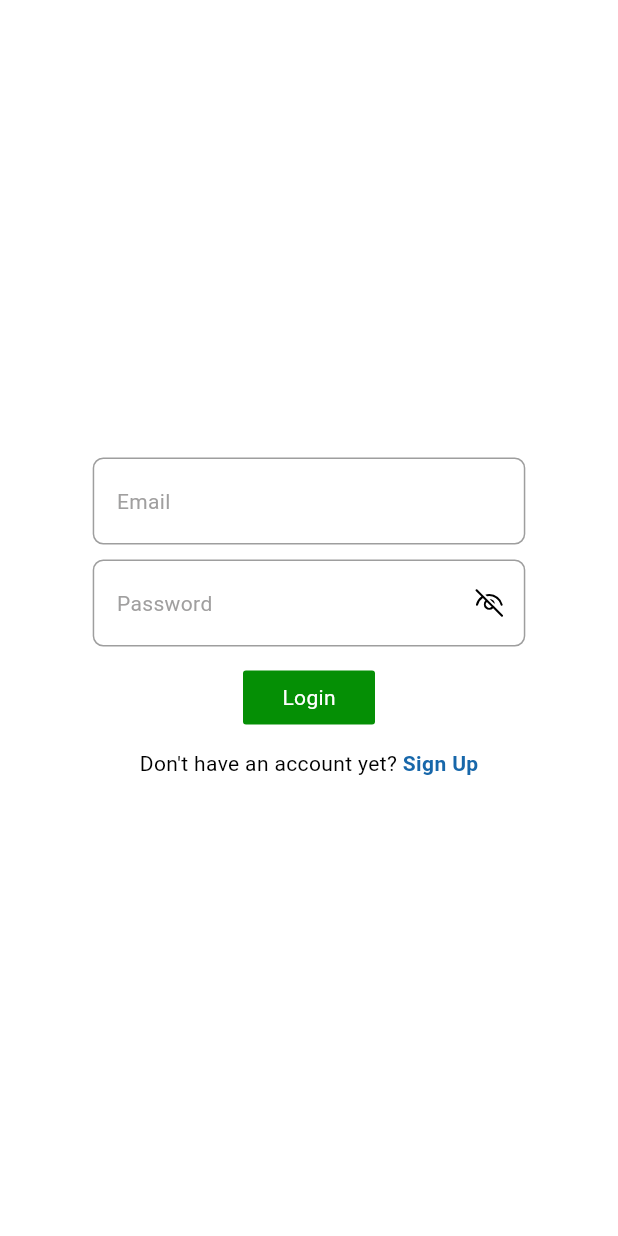
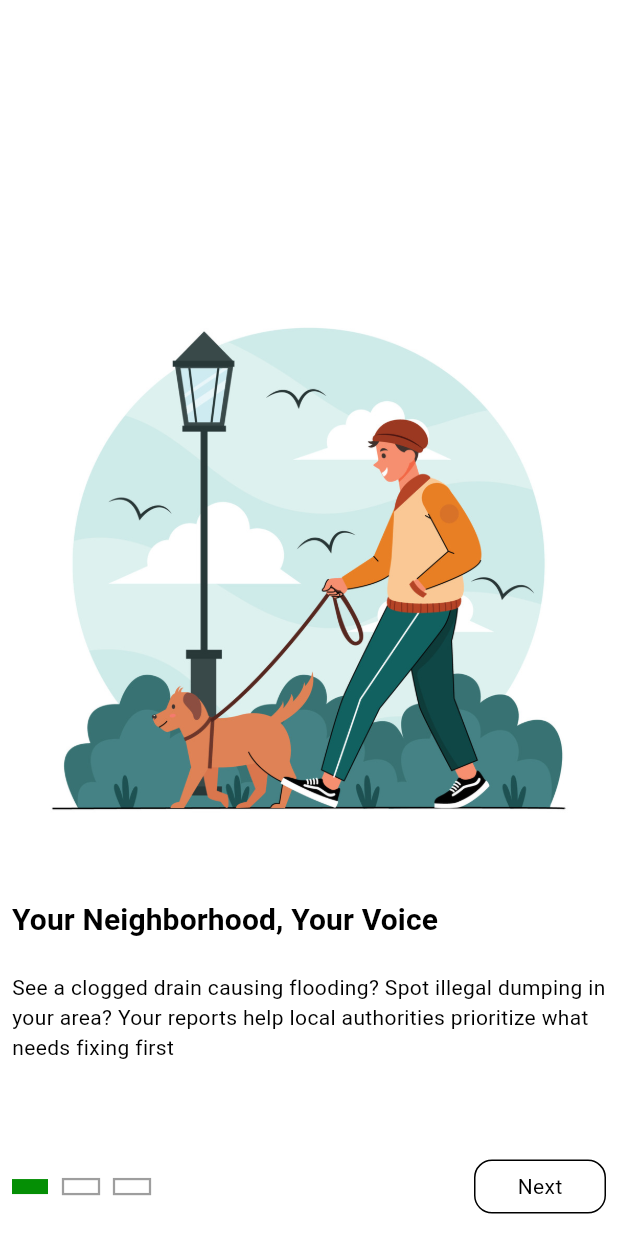
Before and after one commit to H-Munene/Wajibika_Mobile, a Flutter app: the screen it shows after launch, on a phone screen of 412 x 824 dp. Run offline on Flutter 3.47's test engine with Material 3 defaults, Android fonts, the phone set to English and light mode, and no system bars; drawn by our look-alikes of smooth_page_indicator; our stand-ins replace bloc, cherry_toast, fluentui_system_icons, flutter_bloc, flutter_heatmap_calendar, font_awesome_flutter and 9 more; accounts and stored records are empty; project files that could hold a hidden picture were left out.

Commit message:
feat: onboarding screen

```diff
--- a/lib/core/theme/theme.dart
+++ b/lib/core/theme/theme.dart
@@ -41,6 +41,10 @@ class AppTheme {
       textTheme: CupertinoTextThemeData(
         textStyle: GoogleFonts.lexendExa(), // Add parentheses
       ),
+    ),
+    bottomSheetTheme: const BottomSheetThemeData(
+      shape: BeveledRectangleBorder(),
+      backgroundColor: Colors.white,
     ),
   );
 
--- a/lib/core/utils/app_assets.dart
+++ b/lib/core/utils/app_assets.dart
@@ -14,6 +14,11 @@ class AppImages {
   static const cleanup = '$_imagesPath/cleanup.jpg';
   static const cleanup2 = '$_imagesPath/cleanup2.jpg';
   static const team = '$_imagesPath/team.jpg';
+  static const clogged = '$_imagesPath/clogged.jpg';
+  static const volunteer = '$_imagesPath/volunteer.jpg';
+  static const bin = '$_imagesPath/bin.jpg';
+  static const report = '$_imagesPath/report.jpg';
+  static const neighbourhood = '$_imagesPath/neighbourhood.jpg';
 }
 
 //**VECTOR ASSETS CLASS BELOW *//
--- a/lib/data/data_sources/local_db_datasource.dart
+++ b/lib/data/data_sources/local_db_datasource.dart
@@ -6,4 +6,6 @@ abstract interface class LocalDbDataSource {
   Future<void> saveUserEmail({required String email});
   String? getUserEmail();
   Future<void> deleteSavedUserDetails();
+  Future<void> setDoNotShowOnboardingScreen();
+  bool doNotShowOnboardingScreen();
 }
--- a/lib/data/data_sources/local_db_datasource_impl.dart
+++ b/lib/data/data_sources/local_db_datasource_impl.dart
@@ -61,10 +61,29 @@ class LocalDbDatasourceImpl implements LocalDbDataSource {
     debugPrint('🔐Username Saved');
     await _sharedPreferences.setString(_LocalDbKeys.usernameKey, username);
   }
+
+  @override
+  Future<void> setDoNotShowOnboardingScreen() async {
+    await _sharedPreferences.setBool(_LocalDbKeys.onBoardingScreenKey, true);
+  }
+
+  @override
+  bool doNotShowOnboardingScreen() {
+    final doNotShowOnboardingScreen = _sharedPreferences.getBool(
+      _LocalDbKeys.onBoardingScreenKey,
+    );
+
+    if (doNotShowOnboardingScreen == null) {
+      return false;
+    }
+
+    return doNotShowOnboardingScreen;
+  }
 }
 
 class _LocalDbKeys {
   static String idKey = 'id';
   static String usernameKey = 'username';
   static String emailKey = 'email';
+  static String onBoardingScreenKey = 'doNotShowOnboardingScreen';
 }
--- a/lib/data/repositories/user_repository_impl.dart
+++ b/lib/data/repositories/user_repository_impl.dart
@@ -73,4 +73,18 @@ class UserRepositoryImpl implements UserRepository {
       return left(Failure(e.message));
     }
   }
+
+  @override
+  Future<Either<Failure, void>> setDoNotShowOnboardingScreen() async {
+    try {
+      return right(await _localDbDataSource.setDoNotShowOnboardingScreen());
+    } on ServerException catch (e) {
+      return left(Failure(e.message));
+    }
+  }
+
+  @override
+  bool doNotshowOnboardingScreen() {
+    return _localDbDataSource.doNotShowOnboardingScreen();
+  }
 }
--- a/lib/domain/repositories/user_repository.dart
+++ b/lib/domain/repositories/user_repository.dart
@@ -9,4 +9,6 @@ abstract interface class UserRepository {
   Future<Either<Failure, void>> saveUserEmail({required String email});
   Either<Failure, String> getUserEmail();
   Future<void> deleteSavedUserDetails();
+  Future<Either<Failure, void>> setDoNotShowOnboardingScreen();
+  bool doNotshowOnboardingScreen();
 }
--- a/lib/main.dart
+++ b/lib/main.dart
@@ -6,6 +6,7 @@ import 'package:bloc_clean_arch/presentation/bloc/auth/auth_bloc.dart';
 import 'package:bloc_clean_arch/presentation/bloc/report_media/media_bloc.dart';
 import 'package:bloc_clean_arch/presentation/bloc/profile_media/profile_media_bloc.dart';
 import 'package:bloc_clean_arch/presentation/pages/auth/pages.dart';
+import 'package:bloc_clean_arch/presentation/pages/auth/screens/onboarding/onboarding.dart';
 import 'package:bloc_clean_arch/presentation/widgets/custom_loading_indicator.dart';
 import 'package:flutter/foundation.dart';
 import 'package:flutter/services.dart';
@@ -69,11 +70,17 @@ class _MyAppState extends State<MyApp> {
 
   @override
   Widget build(BuildContext context) {
+    final doNotShowOnboardingScreen =
+        context.read<UserRepository>().doNotshowOnboardingScreen();
+
     return MaterialApp(
       title: 'Bloc Clean Arch',
       theme: AppTheme.lightTheme(),
       debugShowCheckedModeBanner: false,
-      home: const AuthWrapper(),
+      home:
+          doNotShowOnboardingScreen
+              ? const AuthWrapper()
+              : const OnboardingScreen(),
     );
   }
 }
--- a/lib/presentation/bloc/auth/auth_bloc.dart
+++ b/lib/presentation/bloc/auth/auth_bloc.dart
@@ -65,7 +65,8 @@ class AuthBloc extends Bloc<AuthEvent, AuthState> {
         _userRepository
           ..saveUserEmail(email: user.email)
           ..saveUserID(id: user.id)
-          ..saveUserName(username: user.username);
+          ..saveUserName(username: user.username)
+          ..setDoNotShowOnboardingScreen();
         emit(AuthLoggedIn());
       },
     );
@@ -107,7 +108,8 @@ class AuthBloc extends Bloc<AuthEvent, AuthState> {
         _userRepository
           ..saveUserEmail(email: user.email)
           ..saveUserID(id: user.id)
-          ..saveUserName(username: user.username);
+          ..saveUserName(username: user.username)
+          ..setDoNotShowOnboardingScreen();
         return emit(AuthLoggedIn());
       },
     );
--- /dev/null
+++ b/lib/presentation/pages/auth/screens/onboarding/onboarding.dart
@@ -0,0 +1,163 @@
+import 'package:bloc_clean_arch/core/core.dart';
+import 'package:bloc_clean_arch/core/utils/app_assets.dart';
+import 'package:bloc_clean_arch/presentation/pages/auth/pages.dart';
+import 'package:bloc_clean_arch/presentation/widgets/widgets.dart';
+import 'package:flutter/material.dart';
+import 'package:lottie/lottie.dart';
+import 'package:smooth_page_indicator/smooth_page_indicator.dart';
+
+class OnboardingScreen extends StatefulWidget {
+  const OnboardingScreen({super.key});
+
+  @override
+  State<OnboardingScreen> createState() => _OnboardingScreenState();
+}
+
+class _OnboardingScreenState extends State<OnboardingScreen> {
+  final _pageController = PageController();
+
+  bool onLastPage = false;
+  late List<String> images;
+  @override
+  void initState() {
+    images = [AppImages.neighbourhood, AppImages.report, AppImages.volunteer];
+    super.initState();
+  }
+
+  @override
+  Widget build(BuildContext context) {
+    final textTheme = Theme.of(context).textTheme;
+
+    return Scaffold(
+      body: Padding(
+        padding: AppDimensions.pagePadding,
+        child: SizedBox(
+          height: 0.92 * MediaQuery.of(context).size.height,
+          child: PageView(
+            onPageChanged:
+                (index) => setState(() {
+                  onLastPage = (index == 2);
+                }),
+            controller: _pageController,
+            children: [
+              OnboardPageLayout(
+                imageUrl: images[0],
+                textTheme: textTheme,
+                title: 'Your Neighborhood, Your Voice',
+                content:
+                    'See a clogged drain causing flooding? Spot illegal dumping in your area? Your reports help local authorities prioritize what needs fixing first',
+              ),
+              OnboardPageLayout(
+                imageUrl: images[1],
+                textTheme: textTheme,
+                title: 'Simple Reporting Process',
+                content:
+                    'Just snap a photo or pick one from your gallery, add a description, select the category, and submit. Make a difference in under 1 minute.',
+              ),
+              OnboardPageLayout(
+                imageUrl: images[2],
+                textTheme: textTheme,
+                title: 'Community Action',
+                content:
+                    'Join volunteer cleanup events organized by your neighbors, or become a community lead to spearhead environmental action.',
+              ),
+            ],
+          ),
+        ),
+      ),
+      bottomSheet: SizedBox(
+        height: 0.08 * MediaQuery.of(context).size.height,
+        child: Padding(
+          padding: AppDimensions.pagePadding,
+          child: Row(
+            mainAxisAlignment: MainAxisAlignment.spaceBetween,
+            children: [
+              SmoothPageIndicator(
+                controller: _pageController,
+                count: 3,
+                onDotClicked:
+                    (index) => _pageController.animateToPage(
+                      index,
+                      duration: const Duration(seconds: 1),
+                      curve: Curves.easeInOut,
+                    ),
+
+                effect: const SlideEffect(
+                  spacing: 10,
+                  radius: 0,
+                  dotWidth: 24,
+                  dotHeight: 10,
+                  paintStyle: PaintingStyle.stroke,
+                  strokeWidth: 1.5,
+                  dotColor: AppColors.unselectedItemColor,
+                  activeDotColor: AppColors.primaryColor,
+                ),
+              ),
+
+              CustomButtonWidget(
+                color: Colors.white,
+                makeButtonRounded: true,
+                onPressed:
+                    () =>
+                        onLastPage
+                            ? Navigator.of(context).pushReplacement(
+                              PageRouteBuilder(
+                                pageBuilder: (_, __, ___) => const LoginPage(),
+                                transitionDuration: Duration.zero,
+                              ),
+                            )
+                            : _pageController.nextPage(
+                              duration: const Duration(seconds: 1),
+                              curve: Curves.easeInOut,
+                            ),
+                child: Text(
+                  onLastPage ? 'Get Started' : 'Next',
+                  style: textTheme.bodyMedium,
+                ),
+              ),
+            ],
+          ),
+        ),
+      ),
+    );
+  }
+}
+
+class OnboardPageLayout extends StatelessWidget {
+  final String imageUrl;
+  final String title;
+  final String content;
+
+  const OnboardPageLayout({
+    super.key,
+    required this.textTheme,
+    required this.imageUrl,
+    required this.title,
+    required this.content,
+  });
+
+  final TextTheme textTheme;
+
+  @override
+  Widget build(BuildContext context) {
+    return Container(
+      decoration: BoxDecoration(
+        image: DecorationImage(
+          image: Image.asset(imageUrl, fit: BoxFit.cover).image,
+        ),
+      ),
+      child: Column(
+        spacing: 20,
+        crossAxisAlignment: CrossAxisAlignment.start,
+        mainAxisAlignment: MainAxisAlignment.end,
+        children: [
+          Text(title, style: textTheme.titleSmall),
+
+          Text(content),
+
+          const SizedBox(height: 30),
+        ],
+      ),
+    );
+  }
+}
--- a/lib/presentation/widgets/custom_button.dart
+++ b/lib/presentation/widgets/custom_button.dart
@@ -6,14 +6,14 @@ class CustomButtonWidget extends StatelessWidget {
   final Widget child;
   final void Function() onPressed;
   final Color color;
-  final bool makeButtonRonded;
+  final bool makeButtonRounded;
 
   const CustomButtonWidget({
     super.key,
     required this.child,
     required this.onPressed,
     this.color = AppColors.buttonBackgroundColor,
-    this.makeButtonRonded = false,
+    this.makeButtonRounded = false,
   });
 
   @override
@@ -25,8 +25,9 @@ class CustomButtonWidget extends StatelessWidget {
         onPressed: onPressed,
         color: color,
         shape:
-            makeButtonRonded
+            makeButtonRounded
                 ? RoundedRectangleBorder(
+                  side: const BorderSide(),
                   borderRadius: AppDimensions.circleBorderRadius,
                 )
                 : null,
--- a/lib/presentation/widgets/wajibika_report_feed_card.dart
+++ b/lib/presentation/widgets/wajibika_report_feed_card.dart
@@ -49,7 +49,7 @@ class WajibikaReportFeedCard extends StatelessWidget {
               topLeft: Radius.circular(12),
               topRight: Radius.circular(12),
             ),
-            child: Image.asset(AppImages.cleanup2),
+            child: Image.asset(AppImages.clogged),
           ),
           const SizedBox(height: 5),
 
@@ -98,8 +98,9 @@ class WajibikaReportFeedCard extends StatelessWidget {
                 Stack(
                   children: [
                     CustomButtonWidget(
-                      makeButtonRonded: true,
+                      makeButtonRounded: true,
                       color: Colors.black,
+                      onPressed: onPressed,
                       child: const Row(
                         mainAxisSize: MainAxisSize.min,
                         spacing: 3,
@@ -111,7 +112,6 @@ class WajibikaReportFeedCard extends StatelessWidget {
                           ),
                         ],
                       ),
-                      onPressed: onPressed,
                     ),
 
                     // conditionally rendered avatars
--- a/pubspec.yaml
+++ b/pubspec.yaml
@@ -54,6 +54,8 @@ dependencies:
   hydrated_bloc: ^10.0.0
   path_provider: ^2.1.5
   shared_preferences: ^2.5.3
+  smooth_page_indicator: ^1.2.1
+  lottie: ^3.3.1
 
 dev_dependencies:
   flutter_test:
```
Also changed, not shown: assets/images/bin.jpg (added), assets/images/neighbourhood.jpg (added), assets/images/report.jpg (added), assets/images/volunteer.jpg (added), 1 other file.
